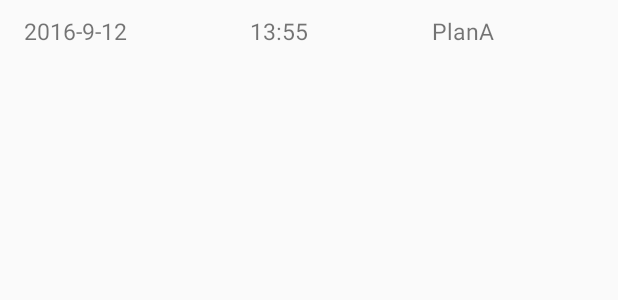
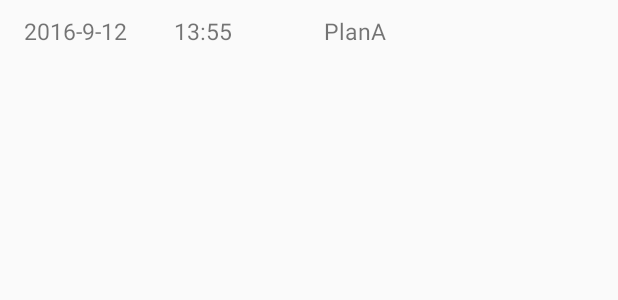
Before and after one commit to linkaicheng/WeatherSchedule, an Android app: the layout item_all_plan.xml on its own in the app's theme, with its tools: preview values and no code run, on a phone screen of 412 x 824 dp. Shown: the top 300 px of the screen. Run offline under Robolectric (Android 15) with nearby library versions, the phone set to English and light mode, and no system bars.

Commit message:
优化界面，基本实现所有功能

```diff
--- a/app/src/main/java/com/cheng/weatherschedule/calendar/EditPlanActivity.java
+++ b/app/src/main/java/com/cheng/weatherschedule/calendar/EditPlanActivity.java
@@ -74,7 +74,8 @@ public class EditPlanActivity extends AppCompatActivity implements View.OnClickL
                     Toast.makeText(EditPlanActivity.this, "修改成功", Toast.LENGTH_SHORT).show();
                     //再次开启LongRunningService这个服务，以修改提醒
                     Intent serviceIntent = new Intent(this, LongRunningService.class);
-                    //开启Service
+                    //关闭后重新开启Service
+                    stopService(serviceIntent);
                     startService(serviceIntent);
                     finish();
                 }
--- a/app/src/main/java/com/cheng/weatherschedule/remind/AlarmReceiver.java
+++ b/app/src/main/java/com/cheng/weatherschedule/remind/AlarmReceiver.java
@@ -35,8 +35,6 @@ public class AlarmReceiver extends BroadcastReceiver {
             for(Plan plan:plans){
                 if(plan.getRemindTime().equals(calendar.get(Calendar.HOUR_OF_DAY)
                         +":"+calendar.get(Calendar.MINUTE))){
-
-
                     title=plan.getTitle();
                     text=plan.getExplain();
                     //设置通知内容并在onReceive()这个函数执行时开启
@@ -63,8 +61,6 @@ public class AlarmReceiver extends BroadcastReceiver {
                     //再次开启LongRunningService这个服务
                     Intent i = new Intent(context, LongRunningService.class);
                     context.startService(i);
-
-
                 }
             }
         }
--- a/app/src/main/res/layout/item_all_plan.xml
+++ b/app/src/main/res/layout/item_all_plan.xml
@@ -9,35 +9,34 @@
         android:orientation="horizontal"
         android:layout_width="match_parent"
         android:layout_height="wrap_content"
-        android:weightSum="3"
         android:paddingTop="10dp"
         android:paddingBottom="10dp"
         android:paddingLeft="16dp"
         >
         <TextView
-            android:layout_width="wrap_content"
+            android:layout_width="100dp"
             android:layout_height="wrap_content"
             android:text="2016-9-12"
             android:id="@+id/tvPlanDate"
-            android:layout_weight="1"
             android:textSize="15sp"
+            android:gravity="left"
             />
         <TextView
-            android:layout_width="wrap_content"
+            android:layout_width="100dp"
             android:layout_height="wrap_content"
             android:text="13:55"
             android:id="@+id/tvPlanTime"
-            android:layout_weight="1"
             android:textSize="15sp"
+            android:gravity="left"
 
             />
         <TextView
-            android:layout_width="wrap_content"
+            android:layout_width="160dp"
             android:layout_height="wrap_content"
             android:text="PlanA"
             android:id="@+id/tvTitle"
-            android:layout_weight="1"
             android:textSize="15sp"
+            android:gravity="left"
             />
 
 
```
Also changed, not shown: app/src/main/java/com/cheng/weatherschedule/remind/LongRunningService.java (+16 -2 lines).
